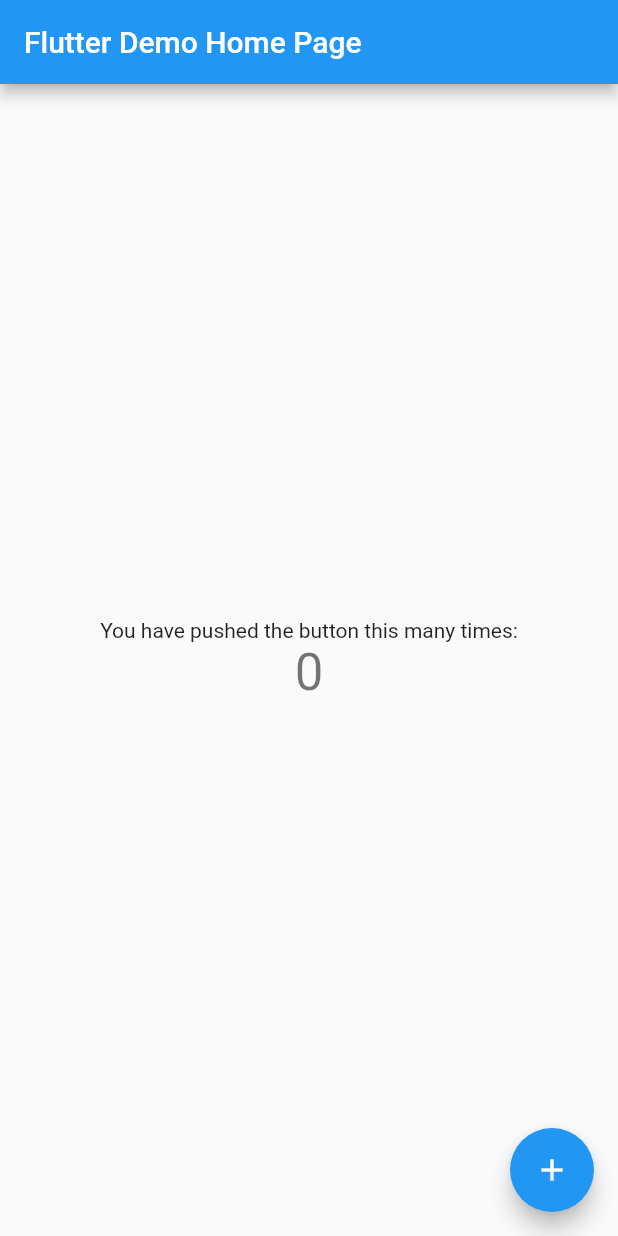
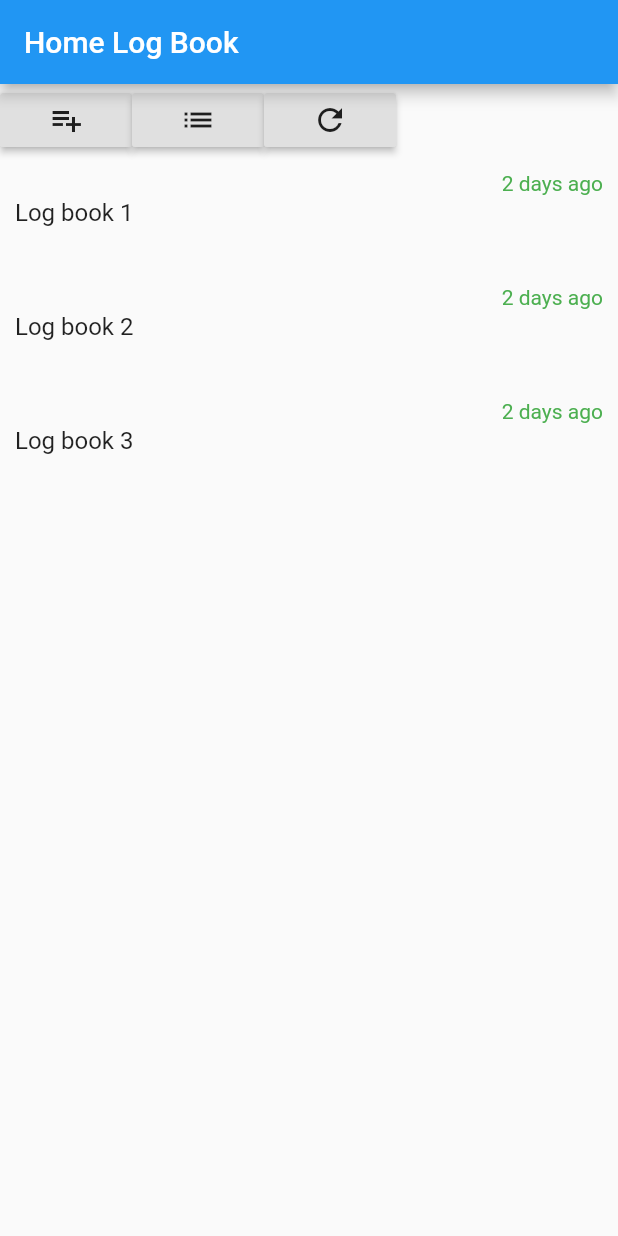
Before and after one commit to techzas/smart-operator, a Flutter app: the screen it shows after launch, on a phone screen of 412 x 824 dp. Run offline on Flutter 3.47's test engine with Material 2 defaults, Android fonts, the phone set to English and light mode, and no system bars.

Commit message:
Rak add home first jaa

```diff
--- a/lib/main.dart
+++ b/lib/main.dart
@@ -1,111 +1,10 @@
 import 'package:flutter/material.dart';
+import 'package:smart_operator/pages/home_page.dart';
 
-void main() => runApp(MyApp());
+void main() {
 
-class MyApp extends StatelessWidget {
-  // This widget is the root of your application.
-  @override
-  Widget build(BuildContext context) {
-    return MaterialApp(
-      title: 'Flutter Demo',
-      theme: ThemeData(
-        // This is the theme of your application.
-        //
-        // Try running your application with "flutter run". You'll see the
-        // application has a blue toolbar. Then, without quitting the app, try
-        // changing the primarySwatch below to Colors.green and then invoke
-        // "hot reload" (press "r" in the console where you ran "flutter run",
-        // or simply save your changes to "hot reload" in a Flutter IDE).
-        // Notice that the counter didn't reset back to zero; the application
-        // is not restarted.
-        primarySwatch: Colors.blue,
-      ),
-      home: MyHomePage(title: 'Flutter Demo Home Page'),
-    );
-  }
+  runApp(MaterialApp(
+    title: 'Home Log Book',
+    home: HomeLogBook(),
+  ));
 }
-
-class MyHomePage extends StatefulWidget {
-  MyHomePage({Key key, this.title}) : super(key: key);
-
-  // This widget is the home page of your application. It is stateful, meaning
-  // that it has a State object (defined below) that contains fields that affect
-  // how it looks.
-
-  // This class is the configuration for the state. It holds the values (in this
-  // case the title) provided by the parent (in this case the App widget) and
-  // used by the build method of the State. Fields in a Widget subclass are
-  // always marked "final".
-
-  final String title;
-
-  @override
-  _MyHomePageState createState() => _MyHomePageState();
-}
-
-class _MyHomePageState extends State<MyHomePage> {
-  int _counter = 0;
-
-  void _incrementCounter() {
-    setState(() {
-      // This call to setState tells the Flutter framework that something has
-      // changed in this State, which causes it to rerun the build method below
-      // so that the display can reflect the updated values. If we changed
-      // _counter without calling setState(), then the build method would not be
-      // called again, and so nothing would appear to happen.
-      _counter++;
-    });
-  }
-
-  @override
-  Widget build(BuildContext context) {
-    // This method is rerun every time setState is called, for instance as done
-    // by the _incrementCounter method above.
-    //
-    // The Flutter framework has been optimized to make rerunning build methods
-    // fast, so that you can just rebuild anything that needs updating rather
-    // than having to individually change instances of widgets.
-    return Scaffold(
-      appBar: AppBar(
-        // Here we take the value from the MyHomePage object that was created by
-        // the App.build method, and use it to set our appbar title.
-        title: Text(widget.title),
-      ),
-      body: Center(
-        // Center is a layout widget. It takes a single child and positions it
-        // in the middle of the parent.
-        child: Column(
-          // Column is also layout widget. It takes a list of children and
-          // arranges them vertically. By default, it sizes itself to fit its
-          // children horizontally, and tries to be as tall as its parent.
-          //
-          // Invoke "debug painting" (press "p" in the console, choose the
-          // "Toggle Debug Paint" action from the Flutter Inspector in Android
-          // Studio, or the "Toggle Debug Paint" command in Visual Studio Code)
-          // to see the wireframe for each widget.
-          //
-          // Column has various properties to control how it sizes itself and
-          // how it positions its children. Here we use mainAxisAlignment to
-          // center the children vertically; the main axis here is the vertical
-          // axis because Columns are vertical (the cross axis would be
-          // horizontal).
-          mainAxisAlignment: MainAxisAlignment.center,
-          children: <Widget>[
-            Text(
-              'You have pushed the button this many times:',
-            ),
-            Text(
-              '$_counter',
-              style: Theme.of(context).textTheme.display1,
-            ),
-          ],
-        ),
-      ),
-      floatingActionButton: FloatingActionButton(
-        onPressed: _incrementCounter,
-        tooltip: 'Increment',
-        child: Icon(Icons.add),
-      ), // This trailing comma makes auto-formatting nicer for build methods.
-    );
-  }
-}
--- /dev/null
+++ b/lib/pages/home_page.dart
@@ -0,0 +1,65 @@
+import 'package:flutter/material.dart';
+
+class HomeLogBook extends StatelessWidget {
+  List<String> LogBookList = ["Log book 1", "Log book 2", "Log book 3"];
+  @override
+  Widget build(BuildContext context) {
+    return Scaffold(
+      appBar: AppBar(title: Text('Home Log Book'),),
+      body: Column(
+        children: <Widget>[
+          Column(
+            crossAxisAlignment: CrossAxisAlignment.stretch,
+            children: <Widget>[
+              Row(
+                children: <Widget>[
+                  RaisedButton(
+                    child: Icon(Icons.playlist_add),
+                    onPressed: () {},
+                  ),
+                  RaisedButton(
+                    child: Icon(Icons.list),
+                    onPressed: () {},
+                  ),
+                   RaisedButton(
+                    child: Icon(Icons.refresh),
+                    onPressed: () {},
+                  ),
+                ],
+              ),
+            ],
+          ),
+          Expanded(
+            child: ListView.builder(
+              itemCount: 3,
+              itemBuilder: (BuildContext context, int index) {
+                var logbook = LogBookList[index];
+                var resultWidget = Text(logbook);
+
+                //return resultWidget;
+                return ListTile(
+                  // leading: Image.network(contact.picture.large),
+
+                  contentPadding: EdgeInsets.all(10.0),
+                  title: resultWidget,
+
+                  trailing: Column(
+                    children: <Widget>[
+                      Text(
+                        '2 days ago',
+                        style: TextStyle(fontSize: 14.0, color: Colors.green),
+                      ),
+                    ],
+                  ),
+                  onTap: () {
+                    //print('คุณกดหมายเลข ' + contact.name.first.toString());
+                  },
+                );
+              },
+            ),
+          ),
+        ],
+      ),
+    );
+  }
+}
```
